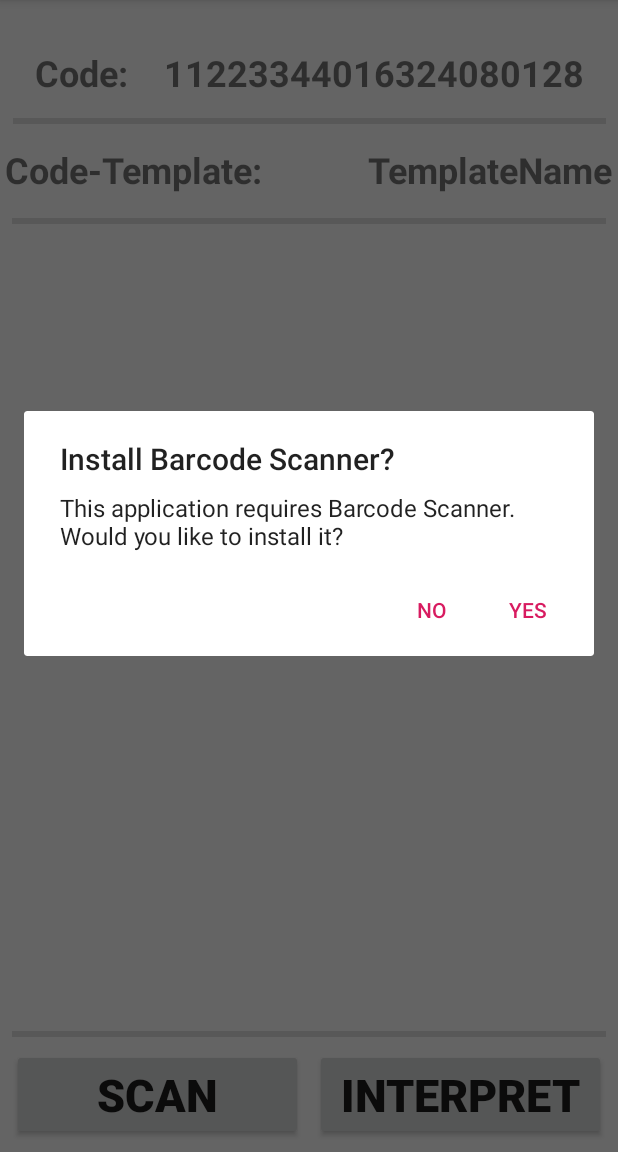
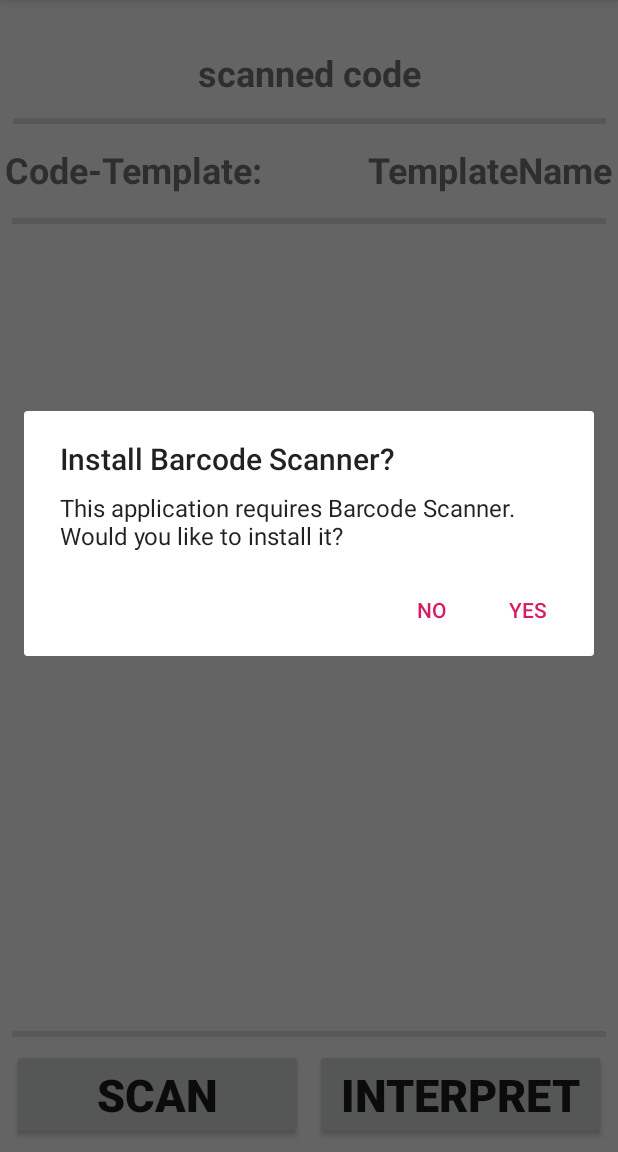
Before and after one commit to dafrwi/BarcodeInterpreter, an Android app: the screen it shows after launch (MainActivity), after a tap on "SCAN", on a phone screen of 412 x 824 dp, the part 84-1236 px from its top. Run offline under Robolectric (Android 15) with nearby library versions, the phone set to English and light mode, and no system bars; libraries missing offline, so code that uses them is left out: com.google.zxing.integration; 5 statements that could not run were skipped.

Commit message:
Dummy data with // hided

```diff
--- a/app/src/main/java/com/example/barcode_interpreter/MainActivity.java
+++ b/app/src/main/java/com/example/barcode_interpreter/MainActivity.java
@@ -57,9 +57,9 @@ public class MainActivity extends AppCompatActivity {
         intentIntegrator.setBarcodeImageEnabled(false);
         intentIntegrator.initiateScan();
 
-
-        TextView scanResult = findViewById(R.id.codeView);
-        scanResult.setText("Code:    " + "11223344016324080128");
+        // Dummy Daten als der Scanner noch nicht funktioniert hat
+        //TextView scanResult = findViewById(R.id.codeView);
+        //scanResult.setText("Code:    " + "11223344016324080128");
     }
 
     @Override
```
